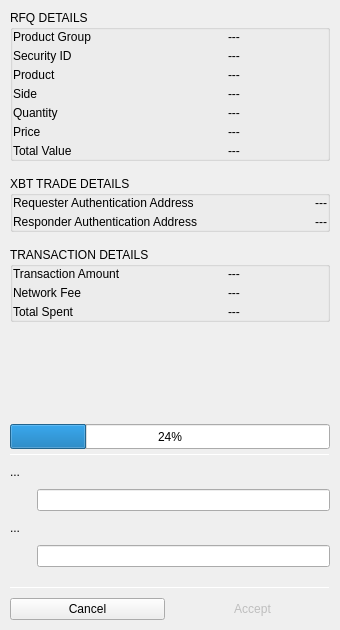
This is BlockSettleUILib/XBTSettlementTransactionWidget.ui in BlockSettle/terminal as Qt 5 draws it before an edit. The edited form follows.
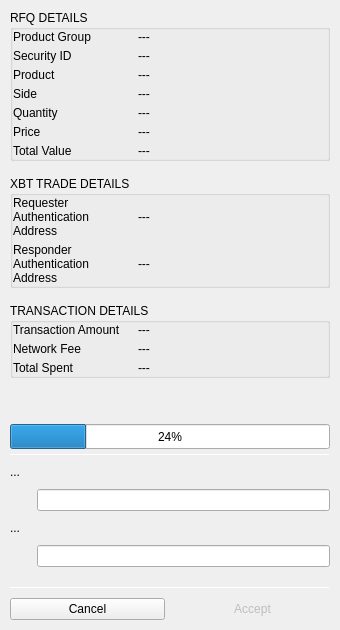
This is the edited form. Icons and pictures are not drawn.

Commit message: Verified another windows.

The edit to the form file:
```diff
--- a/BlockSettleUILib/XBTSettlementTransactionWidget.ui
+++ b/BlockSettleUILib/XBTSettlementTransactionWidget.ui
@@ -132,7 +132,7 @@
               </property>
               <property name="minimumSize">
                <size>
-                <width>210</width>
+                <width>120</width>
                 <height>0</height>
                </size>
               </property>
@@ -203,7 +203,7 @@
               </property>
               <property name="minimumSize">
                <size>
-                <width>210</width>
+                <width>120</width>
                 <height>0</height>
                </size>
               </property>
@@ -274,7 +274,7 @@
               </property>
               <property name="minimumSize">
                <size>
-                <width>210</width>
+                <width>120</width>
                 <height>0</height>
                </size>
               </property>
@@ -345,7 +345,7 @@
               </property>
               <property name="minimumSize">
                <size>
-                <width>210</width>
+                <width>120</width>
                 <height>0</height>
                </size>
               </property>
@@ -416,7 +416,7 @@
               </property>
               <property name="minimumSize">
                <size>
-                <width>210</width>
+                <width>120</width>
                 <height>0</height>
                </size>
               </property>
@@ -487,7 +487,7 @@
               </property>
               <property name="minimumSize">
                <size>
-                <width>210</width>
+                <width>120</width>
                 <height>0</height>
                </size>
               </property>
@@ -558,7 +558,7 @@
               </property>
               <property name="minimumSize">
                <size>
-                <width>210</width>
+                <width>120</width>
                 <height>0</height>
                </size>
               </property>
@@ -653,7 +653,7 @@
               </property>
               <property name="minimumSize">
                <size>
-                <width>210</width>
+                <width>120</width>
                 <height>0</height>
                </size>
               </property>
@@ -683,7 +683,7 @@
                <string>---</string>
               </property>
               <property name="alignment">
-               <set>Qt::AlignRight|Qt::AlignTrailing|Qt::AlignVCenter</set>
+               <set>Qt::AlignLeading|Qt::AlignLeft|Qt::AlignVCenter</set>
               </property>
               <property name="whiteLabel" stdset="0">
                <bool>true</bool>
@@ -727,7 +727,7 @@
               </property>
               <property name="minimumSize">
                <size>
-                <width>210</width>
+                <width>120</width>
                 <height>0</height>
                </size>
               </property>
@@ -757,7 +757,7 @@
                <string>---</string>
               </property>
               <property name="alignment">
-               <set>Qt::AlignRight|Qt::AlignTrailing|Qt::AlignVCenter</set>
+               <set>Qt::AlignLeading|Qt::AlignLeft|Qt::AlignVCenter</set>
               </property>
               <property name="whiteLabel" stdset="0">
                <bool>true</bool>
@@ -825,7 +825,7 @@
               </property>
               <property name="minimumSize">
                <size>
-                <width>210</width>
+                <width>120</width>
                 <height>0</height>
                </size>
               </property>
@@ -896,7 +896,7 @@
               </property>
               <property name="minimumSize">
                <size>
-                <width>210</width>
+                <width>120</width>
                 <height>0</height>
                </size>
               </property>
@@ -967,7 +967,7 @@
               </property>
               <property name="minimumSize">
                <size>
-                <width>210</width>
+                <width>120</width>
                 <height>0</height>
                </size>
               </property>
```
The commit also changes 4 other files.
